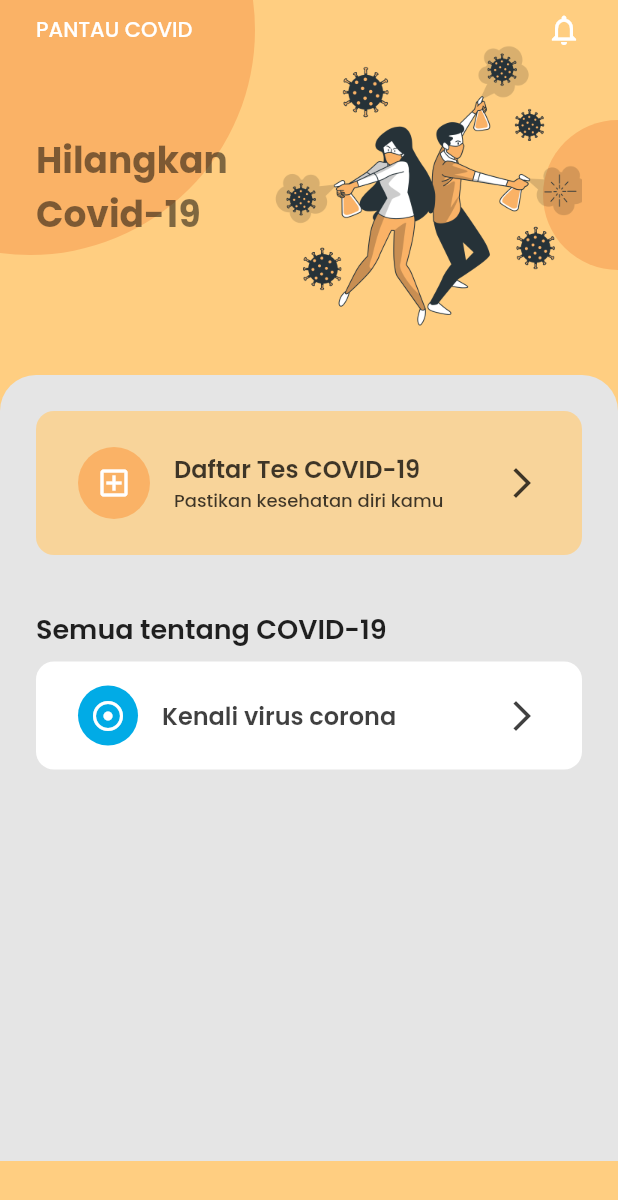
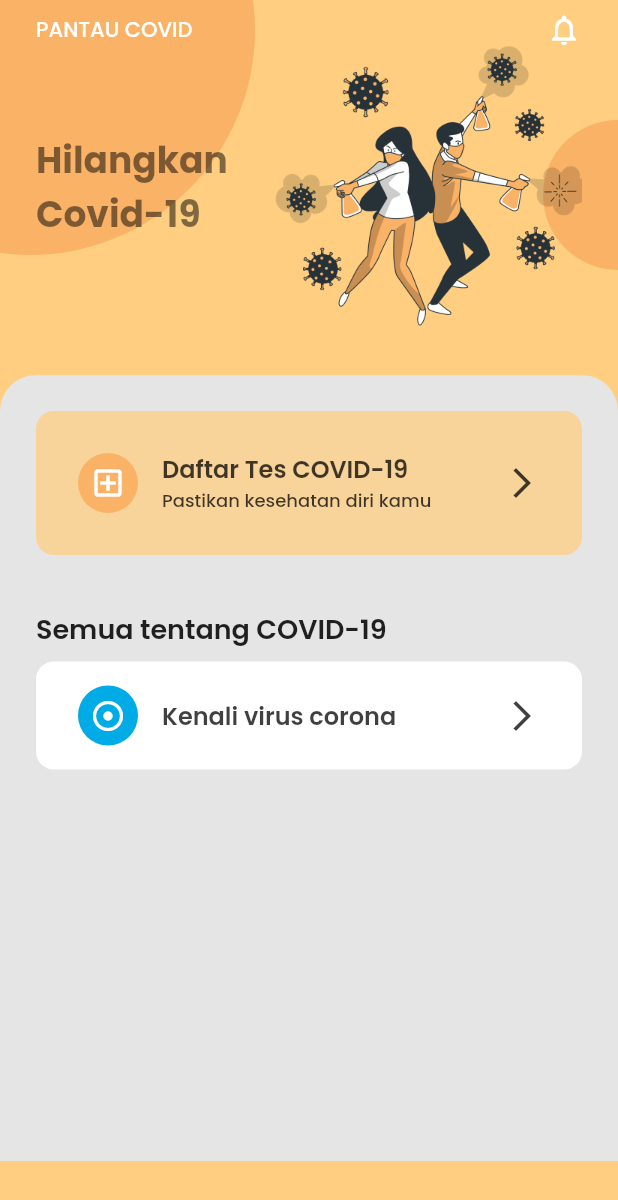
Before and after one commit to nailnafir/pantau-covid, a Flutter app: the screen it shows after launch, on a phone screen of 412 x 824 dp. Shown: the top 1200 px of the screen. Run offline on Flutter 3.47's test engine with Material 2 defaults, Android fonts, the phone set to English and light mode, and no system bars.

Commit message:
change size of list card two

```diff
--- a/lib/widgets/list_card_two.dart
+++ b/lib/widgets/list_card_two.dart
@@ -24,7 +24,7 @@ class ListCardTwoLines extends StatelessWidget {
           borderRadius: BorderRadius.circular(SpaceConfig.normalSpace)),
       child: ListTile(
         leading: Container(
-          padding: EdgeInsets.all(SpaceConfig.normalSpace),
+          padding: EdgeInsets.all(SpaceConfig.shortSpace),
           decoration: BoxDecoration(
             color: backgroundIconColor,
             shape: BoxShape.circle,
```
